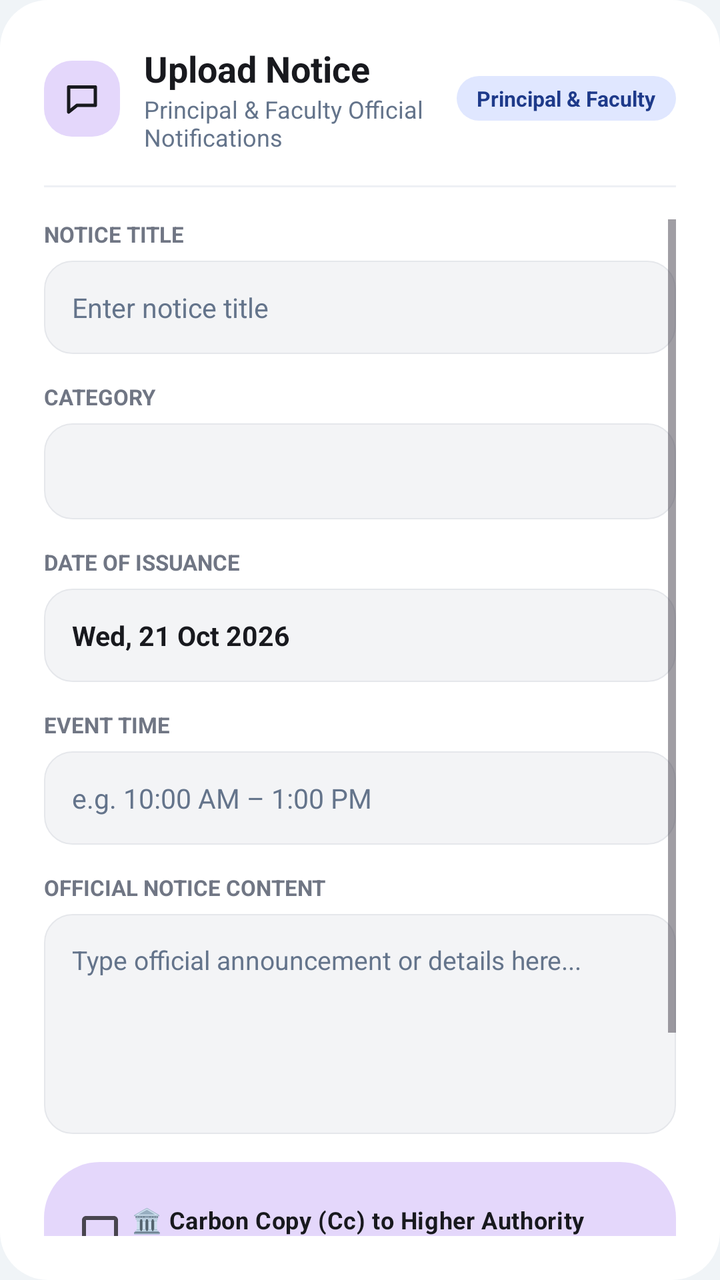
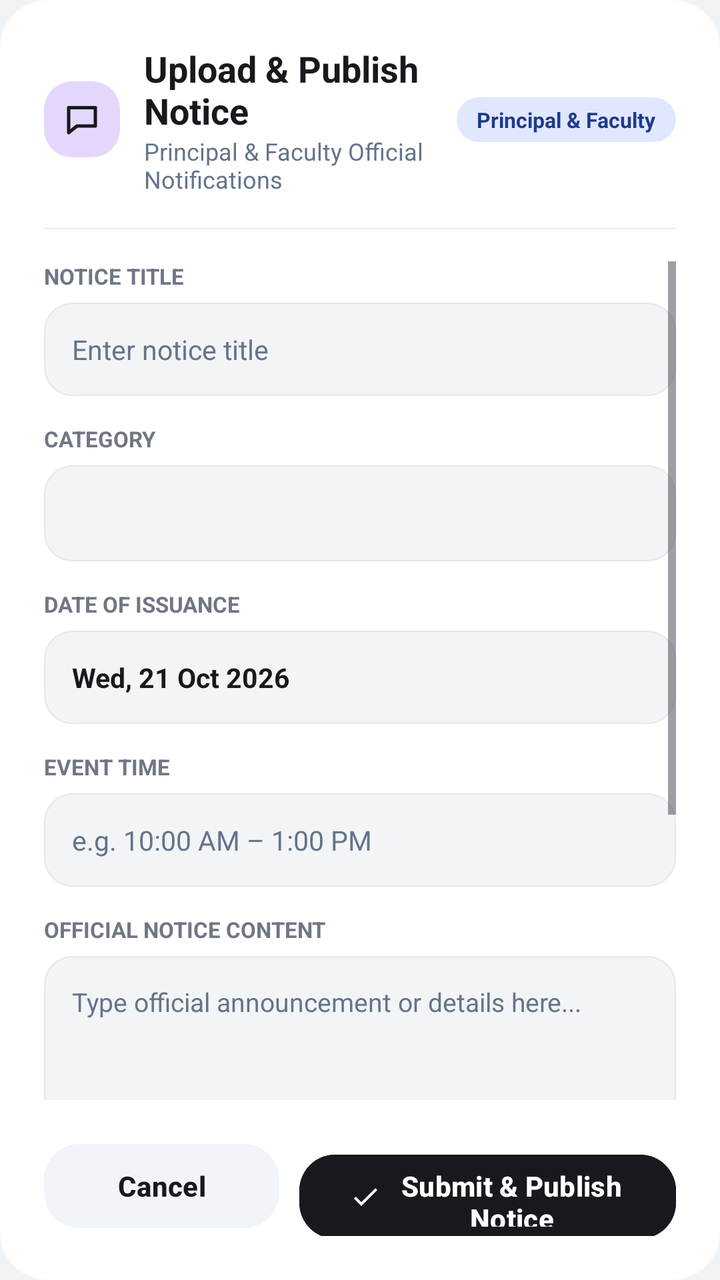

Two renders of the same Android screen: before a commit and after it. Below are the layout's source before the change and the commit's diff.
<!-- AndroidManifest.xml: application theme Theme.Eventra2 -->
<!-- res/layout/dialog_new_notice.xml -->
<?xml version="1.0" encoding="utf-8"?>
<LinearLayout xmlns:android="http://schemas.android.com/apk/res/android"
    xmlns:app="http://schemas.android.com/apk/res-auto"
    android:layout_width="match_parent"
    android:layout_height="wrap_content"
    android:background="@drawable/bg_card_white"
    android:orientation="vertical"
    android:padding="22dp">

    
    <LinearLayout
        android:layout_width="match_parent"
        android:layout_height="wrap_content"
        android:gravity="center_vertical"
        android:orientation="horizontal">

        <ImageView
            android:layout_width="38dp"
            android:layout_height="38dp"
            android:background="@drawable/bg_tile_lavender"
            android:padding="9dp"
            android:src="@drawable/ic_chat"
            app:tint="@color/charcoal_dark" />

        <LinearLayout
            android:layout_width="0dp"
            android:layout_height="wrap_content"
            android:layout_marginStart="12dp"
            android:layout_weight="1"
            android:orientation="vertical">

            <TextView
                android:id="@+id/tvNoticeDialogHeaderTitle"
                android:layout_width="wrap_content"
                android:layout_height="wrap_content"
                android:text="Upload Notice"
                android:textColor="@color/charcoal_dark"
                android:textSize="18sp"
                android:textStyle="bold" />

            <TextView
                android:layout_width="wrap_content"
                android:layout_height="wrap_content"
                android:text="Principal &amp; Faculty Official Notifications"
                android:textColor="@color/text_muted"
                android:textSize="12sp" />
        </LinearLayout>

        <TextView
            android:layout_width="wrap_content"
            android:layout_height="wrap_content"
            android:background="@drawable/bg_chip_mint"
            android:paddingStart="10dp"
            android:paddingTop="4dp"
            android:paddingEnd="10dp"
            android:paddingBottom="4dp"
            android:text="Principal &amp; Faculty"
            android:textColor="@color/pastel_mint_text"
            android:textSize="10.5sp"
            android:textStyle="bold" />
    </LinearLayout>

    <View
        android:layout_width="match_parent"
        android:layout_height="1dp"
        android:layout_marginTop="16dp"
        android:layout_marginBottom="16dp"
        android:background="@color/divider" />

    <ScrollView
        android:layout_width="match_parent"
        android:layout_height="wrap_content"
        android:maxHeight="440dp"
        android:scrollbars="vertical">

        <LinearLayout
            android:layout_width="match_parent"
            android:layout_height="wrap_content"
            android:orientation="vertical">

            
            <TextView
                android:layout_width="wrap_content"
                android:layout_height="wrap_content"
                android:text="NOTICE TITLE "
                android:textColor="@color/text_secondary"
                android:textSize="11sp"
                android:textStyle="bold" />

            <EditText
                android:id="@+id/etNoticeTitle"
                android:layout_width="match_parent"
                android:layout_height="wrap_content"
                android:layout_marginTop="6dp"
                android:background="@drawable/bg_input_box"
                android:hint="Enter notice title"
                android:inputType="textCapSentences"
                android:padding="14dp"
                android:textColor="@color/charcoal_dark"
                android:textColorHint="@color/text_muted"
                android:textSize="13.5sp" />

            
            <TextView
                android:layout_width="wrap_content"
                android:layout_height="wrap_content"
                android:layout_marginTop="14dp"
                android:text="CATEGORY"
                android:textColor="@color/text_secondary"
                android:textSize="11sp"
                android:textStyle="bold" />

            <Spinner
                android:id="@+id/spinnerNoticeCategory"
                android:layout_width="match_parent"
                android:layout_height="48dp"
                android:layout_marginTop="6dp"
                android:background="@drawable/bg_input_box"
                android:paddingStart="12dp"
                android:paddingEnd="12dp" />

            
            <TextView
                android:layout_width="wrap_content"
                android:layout_height="wrap_content"
                android:layout_marginTop="14dp"
                android:text="DATE OF ISSUANCE"
                android:textColor="@color/text_secondary"
                android:textSize="11sp"
                android:textStyle="bold" />

            <TextView
                android:id="@+id/tvNoticeDateDisplay"
                android:layout_width="match_parent"
                android:layout_height="wrap_content"
                android:layout_marginTop="6dp"
                android:background="@drawable/bg_input_box"
                android:padding="14dp"
                android:text="Wed, 21 Oct 2026"
                android:textColor="@color/charcoal_dark"
                android:textSize="13.5sp"
                android:textStyle="bold" />

            
            <TextView
                android:layout_width="wrap_content"
                android:layout_height="wrap_content"
                android:layout_marginTop="14dp"
                android:text="EVENT TIME "
                android:textColor="@color/text_secondary"
                android:textSize="11sp"
                android:textStyle="bold" />

            <EditText
                android:id="@+id/etNoticeEventTime"
                android:layout_width="match_parent"
                android:layout_height="wrap_content"
                android:layout_marginTop="6dp"
                android:background="@drawable/bg_input_box"
                android:hint="e.g. 10:00 AM – 1:00 PM"
                android:inputType="text"
                android:padding="14dp"
                android:textColor="@color/charcoal_dark"
                android:textColorHint="@color/text_muted"
                android:textSize="13.5sp" />

            
            <TextView
                android:layout_width="wrap_content"
                android:layout_height="wrap_content"
                android:layout_marginTop="14dp"
                android:text="OFFICIAL NOTICE CONTENT"
                android:textColor="@color/text_secondary"
                android:textSize="11sp"
                android:textStyle="bold" />

            <EditText
                android:id="@+id/etNoticeContent"
                android:layout_width="match_parent"
                android:layout_height="110dp"
                android:layout_marginTop="6dp"
                android:background="@drawable/bg_input_box"
                android:gravity="top|start"
                android:hint="Type official announcement or details here..."
                android:inputType="textMultiLine"
                android:padding="14dp"
                android:textColor="@color/charcoal_dark"
                android:textColorHint="@color/text_muted"
                android:textSize="13sp" />

            
            <LinearLayout
                android:layout_width="match_parent"
                android:layout_height="wrap_content"
                android:layout_marginTop="14dp"
                android:background="@drawable/bg_card_lavender"
                android:orientation="vertical"
                android:padding="12dp">

                <CheckBox
                    android:id="@+id/cbNoticeCcPrincipal"
                    android:layout_width="match_parent"
                    android:layout_height="wrap_content"
                    android:text="🏛️ Carbon Copy (Cc) to Higher Authority (Principal)"
                    android:textColor="@color/charcoal_dark"
                    android:textSize="12sp"
                    android:textStyle="bold" />

                <TextView
                    android:layout_width="wrap_content"
                    android:layout_height="wrap_content"
                    android:layout_marginTop="4dp"
                    android:text="MEETING MINUTES &amp; RECORDED OUTCOMES"
                    android:textColor="@color/pastel_lavender_text"
                    android:textSize="10.5sp"
                    android:textStyle="bold" />

                <EditText
                    android:id="@+id/etNoticeMeetingOutcomes"
                    android:layout_width="match_parent"
                    android:layout_height="70dp"
                    android:layout_marginTop="4dp"
                    android:background="@drawable/bg_input_box"
                    android:gravity="top|start"
                    android:hint="Enter meeting outcomes, co-curricular approvals, or formal resolutions..."
                    android:inputType="textMultiLine"
                    android:padding="10dp"
                    android:textColor="@color/charcoal_dark"
                    android:textColorHint="@color/text_muted"
                    android:textSize="12sp" />
            </LinearLayout>

        </LinearLayout>
    </ScrollView>

    
    <LinearLayout
        android:layout_width="match_parent"
        android:layout_height="wrap_content"
        android:layout_marginTop="18dp"
        android:orientation="horizontal">

        <com.google.android.material.button.MaterialButton
            android:id="@+id/btnCancelNotice"
            style="@style/Widget.Eventra.Button.Pill"
            android:layout_width="0dp"
            android:layout_height="50dp"
            android:layout_weight="1"
            android:backgroundTint="#F1F5F9"
            android:text="Cancel"
            android:textAllCaps="false"
            android:textColor="@color/charcoal_dark"
            android:textSize="14sp"
            android:textStyle="bold"
            app:cornerRadius="18dp" />

        <com.google.android.material.button.MaterialButton
            android:id="@+id/btnPublishNotice"
            style="@style/Widget.Eventra.Button.Pill"
            android:layout_width="0dp"
            android:layout_height="50dp"
            android:layout_marginStart="10dp"
            android:layout_weight="1.6"
            android:backgroundTint="@color/charcoal_dark"
            android:text="Publish Notice"
            android:textAllCaps="false"
            android:textColor="@color/white"
            android:textSize="14sp"
            android:textStyle="bold"
            app:cornerRadius="18dp"
            app:icon="@drawable/ic_chat"
            app:iconGravity="textStart"
            app:iconPadding="8dp"
            app:iconSize="16dp"
            app:iconTint="@color/white" />
    </LinearLayout>

</LinearLayout>
<!-- resources referenced by this layout -->
<resources>
  <color name="charcoal_dark">#FF18191E</color>
  <color name="divider">#EEF0F5</color>
  <color name="pastel_lavender_text">#FF482E92</color>
  <color name="pastel_mint_text">#FF1E3A8A</color>
  <color name="text_muted">#FF64748B</color>
  <color name="text_secondary">#FF707684</color>
  <color name="white">#FFFFFFFF</color>
  <!-- drawable bg_card_lavender (drawable) -->
  <?xml version="1.0" encoding="utf-8"?>
  <shape xmlns:android="http://schemas.android.com/apk/res/android" android:shape="rectangle">
      <solid android:color="@color/card_lavender" />
      <corners android:radius="28dp" />
  </shape>
  <!-- drawable bg_card_white (drawable) -->
  <?xml version="1.0" encoding="utf-8"?>
  <shape xmlns:android="http://schemas.android.com/apk/res/android" android:shape="rectangle">
      <solid android:color="@color/white" />
      <corners android:radius="24dp" />
  </shape>
  <!-- drawable bg_chip_mint (drawable) -->
  <?xml version="1.0" encoding="utf-8"?>
  <shape xmlns:android="http://schemas.android.com/apk/res/android"
      android:shape="rectangle">
      <solid android:color="@color/pastel_mint_chip" />
      <corners android:radius="100dp" />
  </shape>
  <!-- drawable bg_input_box (drawable) -->
  <?xml version="1.0" encoding="utf-8"?>
  <selector xmlns:android="http://schemas.android.com/apk/res/android">
      <item android:state_focused="true">
          <shape android:shape="rectangle">
              <solid android:color="#F8FAFC" />
              <corners android:radius="14dp" />
              <stroke
                  android:width="1.5dp"
                  android:color="#18191E" />
          </shape>
      </item>
      <item>
          <shape android:shape="rectangle">
              <solid android:color="#F3F4F6" />
              <corners android:radius="14dp" />
              <stroke
                  android:width="0.5dp"
                  android:color="#E5E7EB" />
          </shape>
      </item>
  </selector>
  <!-- drawable bg_tile_lavender (drawable) -->
  <?xml version="1.0" encoding="utf-8"?>
  <shape xmlns:android="http://schemas.android.com/apk/res/android" android:shape="rectangle">
      <solid android:color="@color/card_lavender" />
      <corners android:radius="14dp" />
  </shape>
  <!-- drawable ic_chat (drawable) -->
  <?xml version="1.0" encoding="utf-8"?>
  <vector xmlns:android="http://schemas.android.com/apk/res/android"
      android:width="24dp" android:height="24dp"
      android:viewportWidth="24" android:viewportHeight="24">
      <path
          android:strokeColor="#FF000000"
          android:strokeWidth="2"
          android:strokeLineCap="round"
          android:strokeLineJoin="round"
          android:pathData="M4,5h16v11H9l-5,4z" />
  </vector>
  <style name="Widget.Eventra.Button.Pill" parent="Widget.Material3.Button">
          <item name="cornerRadius">28dp</item>
          <item name="backgroundTint">@color/charcoal_dark</item>
          <item name="android:textColor">@color/white</item>
          <item name="android:textAllCaps">false</item>
          <item name="android:textStyle">bold</item>
          <item name="android:textSize">15sp</item>
      </style>
  <style name="Theme.Eventra2" parent="Base.Theme.Eventra2" />
  <color name="card_lavender">#E4D7FB</color>
  <color name="pastel_mint_chip">#FFE0E7FF</color>
  <color name="pastel_lavender_primary">#FF7B52DE</color>
  <color name="bg_canvas">#FFF0F4F7</color>
  <!-- unchanged entries left out for length: 1 -->
</resources>

<!-- the commit's change to res/layout/dialog_new_notice.xml (unified diff, before → after) -->
@@ -33,7 +33,7 @@
                 android:id="@+id/tvNoticeDialogHeaderTitle"
                 android:layout_width="wrap_content"
                 android:layout_height="wrap_content"
-                android:text="Upload Notice"
+                android:text="Upload &amp; Publish Notice"
                 android:textColor="@color/charcoal_dark"
                 android:textSize="18sp"
                 android:textStyle="bold" />
@@ -67,10 +67,11 @@
         android:layout_marginBottom="16dp"
         android:background="@color/divider" />
 
-    <ScrollView
-        android:layout_width="match_parent"
-        android:layout_height="wrap_content"
-        android:maxHeight="440dp"
+    <androidx.core.widget.NestedScrollView
+        android:layout_width="match_parent"
+        android:layout_height="0dp"
+        android:layout_weight="1"
+        android:fillViewport="true"
         android:scrollbars="vertical">
 
         <LinearLayout
@@ -231,7 +232,7 @@
             </LinearLayout>
 
         </LinearLayout>
-    </ScrollView>
+    </androidx.core.widget.NestedScrollView>
 
     
     <LinearLayout
@@ -262,13 +263,14 @@
             android:layout_marginStart="10dp"
             android:layout_weight="1.6"
             android:backgroundTint="@color/charcoal_dark"
-            android:text="Publish Notice"
+            android:text="Submit &amp; Publish Notice"
+            android:contentDescription="Submit to Publish Notice"
             android:textAllCaps="false"
             android:textColor="@color/white"
             android:textSize="14sp"
             android:textStyle="bold"
             app:cornerRadius="18dp"
-            app:icon="@drawable/ic_chat"
+            app:icon="@drawable/ic_check"
             app:iconGravity="textStart"
             app:iconPadding="8dp"
             app:iconSize="16dp"
<!-- resource entries referenced after the edit -->
@@ -66,6 +66,16 @@
           android:strokeLineJoin="round"
           android:pathData="M4,5h16v11H9l-5,4z" />
   </vector>
+  <!-- drawable ic_check (drawable) -->
+  <vector xmlns:android="http://schemas.android.com/apk/res/android"
+      android:width="24dp"
+      android:height="24dp"
+      android:viewportWidth="24"
+      android:viewportHeight="24">
+      <path
+          android:fillColor="@color/charcoal_dark"
+          android:pathData="M9,16.17L4.83,12l-1.42,1.41L9,19 21,7l-1.41,-1.41z" />
+  </vector>
   <style name="Widget.Eventra.Button.Pill" parent="Widget.Material3.Button">
           <item name="cornerRadius">28dp</item>
           <item name="backgroundTint">@color/charcoal_dark</item>
